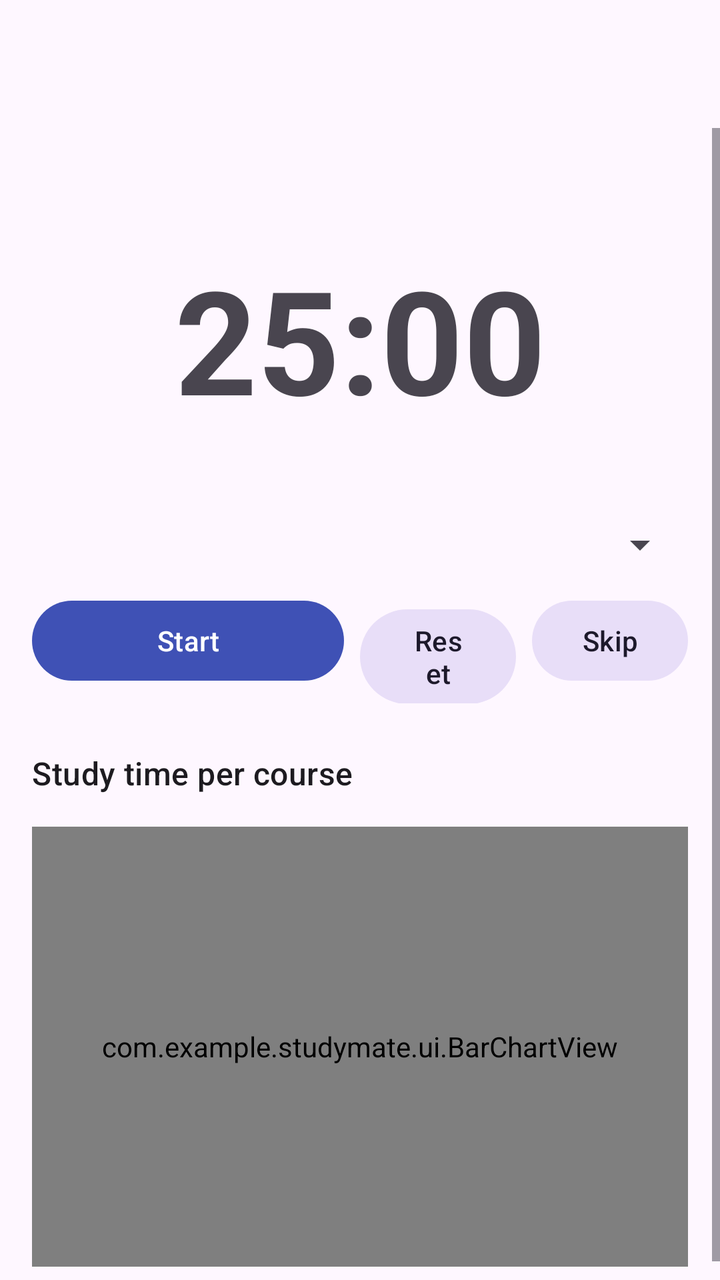
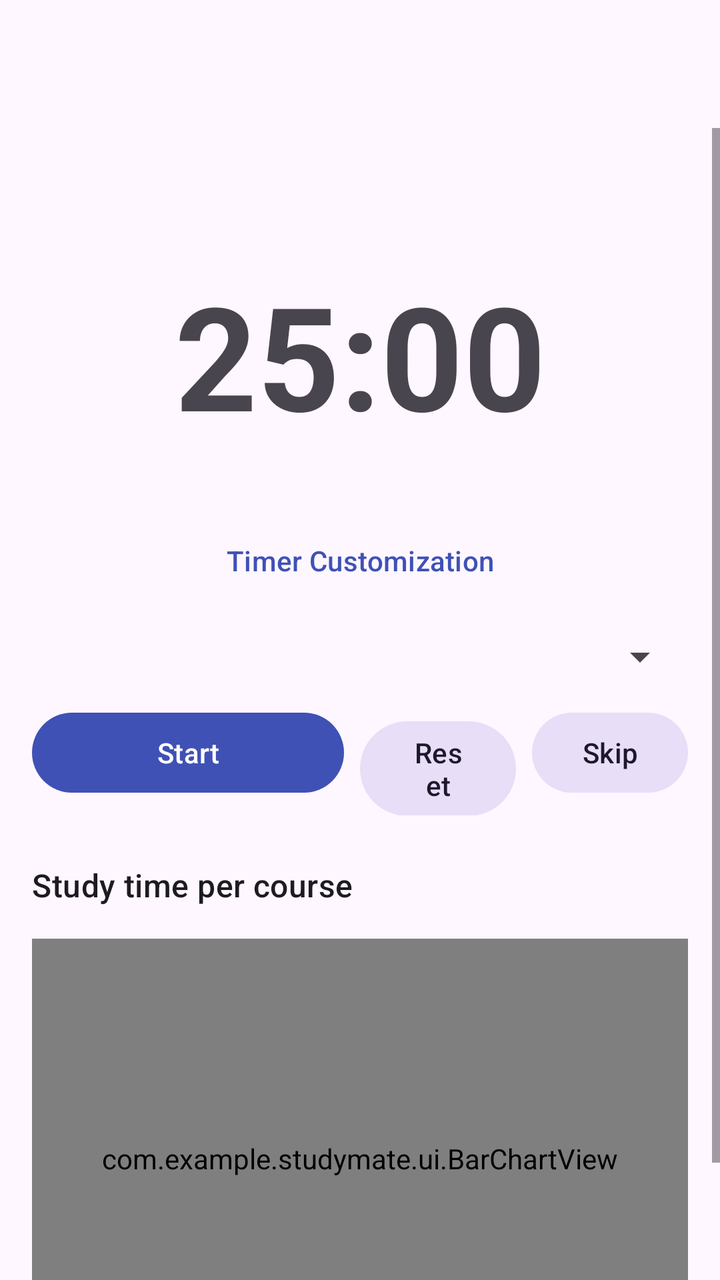

Before-and-after screenshots of an Android layout around one commit, followed by the original layout XML and the change that was made.
<!-- AndroidManifest.xml: application theme Theme.StudyMate -->
<!-- res/layout/activity_pomodoro.xml -->
<?xml version="1.0" encoding="utf-8"?>
<LinearLayout xmlns:android="http://schemas.android.com/apk/res/android" xmlns:app="http://schemas.android.com/apk/res-auto"
    android:layout_width="match_parent"
    android:layout_height="match_parent"
    android:orientation="vertical">

    <com.google.android.material.appbar.MaterialToolbar
        android:id="@+id/toolbar"
        android:layout_width="match_parent"
        android:layout_height="?attr/actionBarSize" />

    <ScrollView
        android:layout_width="match_parent"
        android:layout_height="match_parent">

        <LinearLayout
            android:layout_width="match_parent"
            android:layout_height="wrap_content"
            android:orientation="vertical"
            android:padding="16dp">

            <TextView
                android:id="@+id/phaseLabel"
                android:layout_width="match_parent"
                android:layout_height="wrap_content"
                android:gravity="center"
                android:textAppearance="?attr/textAppearanceTitleLarge" />

            <TextView
                android:id="@+id/timerText"
                android:layout_width="match_parent"
                android:layout_height="wrap_content"
                android:gravity="center"
                android:paddingVertical="12dp"
                android:text="25:00"
                android:textSize="72sp"
                android:textStyle="bold" />

            <TextView
                android:id="@+id/cycleText"
                android:layout_width="match_parent"
                android:layout_height="wrap_content"
                android:alpha="0.7"
                android:gravity="center" />

            <Spinner
                android:id="@+id/courseSpinner"
                android:layout_width="match_parent"
                android:layout_height="wrap_content"
                android:layout_marginTop="12dp" />

            <LinearLayout
                android:layout_width="match_parent"
                android:layout_height="wrap_content"
                android:layout_marginTop="12dp"
                android:orientation="horizontal">

                <Button
                    android:id="@+id/btnStart"
                    android:layout_width="0dp"
                    android:layout_height="wrap_content"
                    android:layout_weight="2"
                    android:text="Start" />

                <Button
                    android:id="@+id/btnReset"
                    style="@style/Widget.Material3.Button.TonalButton"
                    android:layout_width="0dp"
                    android:layout_height="wrap_content"
                    android:layout_marginStart="8dp"
                    android:layout_weight="1"
                    android:text="Reset" />

                <Button
                    android:id="@+id/btnSkip"
                    style="@style/Widget.Material3.Button.TonalButton"
                    android:layout_width="0dp"
                    android:layout_height="wrap_content"
                    android:layout_marginStart="8dp"
                    android:layout_weight="1"
                    android:text="Skip" />
            </LinearLayout>

            <TextView
                android:layout_width="match_parent"
                android:layout_height="wrap_content"
                android:paddingTop="24dp"
                android:text="Study time per course"
                android:textAppearance="?attr/textAppearanceTitleMedium" />

            <FrameLayout
                android:id="@+id/rangeHolder"
                android:layout_width="match_parent"
                android:layout_height="wrap_content"
                android:layout_marginTop="8dp" />

            <com.example.studymate.ui.BarChartView
                android:id="@+id/barChart"
                android:layout_width="match_parent"
                android:layout_height="220dp"
                android:layout_marginTop="8dp" />
        </LinearLayout>
    </ScrollView>
</LinearLayout>
<!-- resources referenced by this layout -->
<resources>
  <style name="Theme.StudyMate" parent="Theme.Material3.DayNight.NoActionBar">
          <item name="colorPrimary">@color/brand</item>
          <item name="colorSecondary">@color/brand</item>
      </style>
  <color name="brand">#3F51B5</color>
</resources>

<!-- the commit's change to res/layout/activity_pomodoro.xml (unified diff, before → after) -->
@@ -18,6 +18,12 @@
             android:layout_height="wrap_content"
             android:orientation="vertical"
             android:padding="16dp">
+
+            <FrameLayout
+                android:id="@+id/modeHolder"
+                android:layout_width="match_parent"
+                android:layout_height="wrap_content"
+                android:layout_marginBottom="8dp" />
 
             <TextView
                 android:id="@+id/phaseLabel"
@@ -42,6 +48,13 @@
                 android:layout_height="wrap_content"
                 android:alpha="0.7"
                 android:gravity="center" />
+            <Button
+                android:id="@+id/btnSettings"
+                style="@style/Widget.Material3.Button.TextButton"
+                android:layout_width="wrap_content"
+                android:layout_height="wrap_content"
+                android:layout_gravity="center_horizontal"
+                android:text="Timer Customization" />
 
             <Spinner
                 android:id="@+id/courseSpinner"
